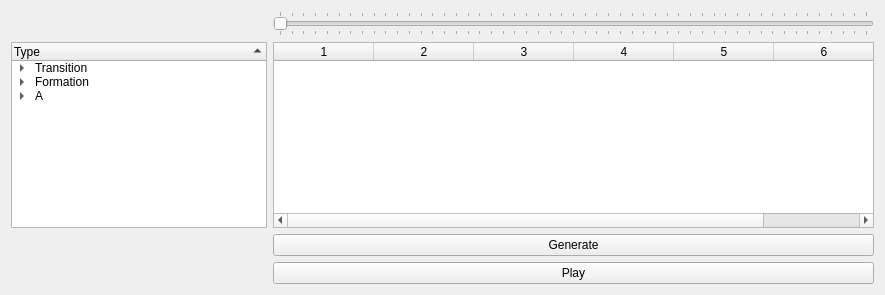
First picture: the form in rqt_formations/rqt_formations_py/resource/Formations.ui, repository zhexxian/SUTD-S03-DSO-Indoor-Drone, before the edit.
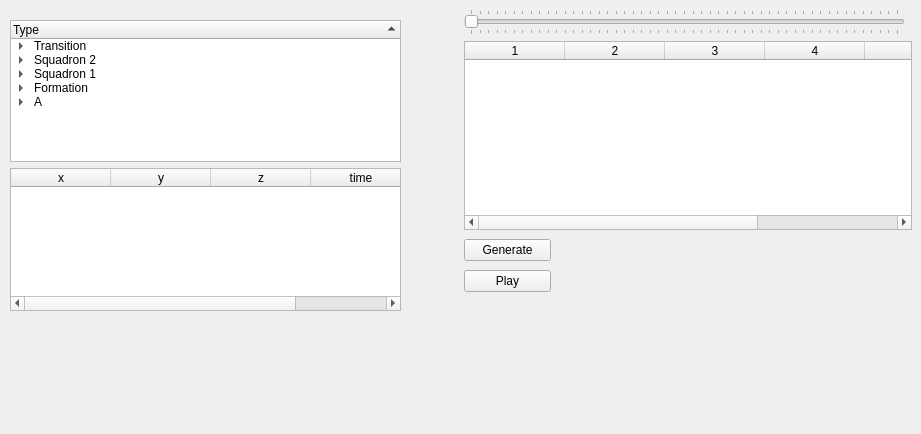
Second picture: the form after the edit.

Commit message: scroll to zoom rqt_formations

Patch:
```diff
--- a/rqt_formations/rqt_formations_py/resource/Formations.ui
+++ b/rqt_formations/rqt_formations_py/resource/Formations.ui
@@ -6,19 +6,22 @@
    <rect>
     <x>0</x>
     <y>0</y>
-    <width>885</width>
-    <height>295</height>
+    <width>921</width>
+    <height>434</height>
    </rect>
   </property>
   <property name="windowTitle">
    <string>Formations</string>
   </property>
-  <layout class="QFormLayout" name="formLayout">
-   <property name="fieldGrowthPolicy">
-    <enum>QFormLayout::AllNonFixedFieldsGrow</enum>
-   </property>
-   <item row="1" column="1">
     <widget class="QSlider" name="horizontalSlider">
+   <property name="geometry">
+    <rect>
+     <x>464</x>
+     <y>9</y>
+     <width>441</width>
+     <height>26</height>
+    </rect>
+   </property>
      <property name="minimum">
       <number>350</number>
      </property>
@@ -35,8 +38,98 @@
       <number>0</number>
      </property>
     </widget>
-   </item>
-   <item row="3" column="0">
+  <widget class="QTableWidget" name="tableWidget">
+   <property name="geometry">
+    <rect>
+     <x>464</x>
+     <y>41</y>
+     <width>448</width>
+     <height>189</height>
+    </rect>
+   </property>
+   <property name="dragEnabled">
+    <bool>true</bool>
+   </property>
+   <property name="dragDropOverwriteMode">
+    <bool>false</bool>
+   </property>
+   <property name="dragDropMode">
+    <enum>QAbstractItemView::DropOnly</enum>
+   </property>
+   <column>
+    <property name="text">
+     <string>1</string>
+    </property>
+   </column>
+   <column>
+    <property name="text">
+     <string>2</string>
+    </property>
+   </column>
+   <column>
+    <property name="text">
+     <string>3</string>
+    </property>
+   </column>
+   <column>
+    <property name="text">
+     <string>4</string>
+    </property>
+   </column>
+   <column>
+    <property name="text">
+     <string>5</string>
+    </property>
+   </column>
+   <column>
+    <property name="text">
+     <string>6</string>
+    </property>
+   </column>
+  </widget>
+  <widget class="QWidget" name="verticalLayoutWidget">
+   <property name="geometry">
+    <rect>
+     <x>464</x>
+     <y>236</y>
+     <width>87</width>
+     <height>60</height>
+    </rect>
+   </property>
+   <layout class="QVBoxLayout" name="verticalLayout">
+    <item>
+     <widget class="QPushButton" name="generateButton">
+      <property name="enabled">
+       <bool>true</bool>
+      </property>
+      <property name="layoutDirection">
+       <enum>Qt::LeftToRight</enum>
+      </property>
+      <property name="text">
+       <string>Generate</string>
+      </property>
+     </widget>
+    </item>
+    <item>
+     <widget class="QPushButton" name="playButton">
+      <property name="text">
+       <string>Play</string>
+      </property>
+     </widget>
+    </item>
+   </layout>
+  </widget>
+  <widget class="QWidget" name="verticalLayoutWidget_2">
+   <property name="geometry">
+    <rect>
+     <x>10</x>
+     <y>20</y>
+     <width>391</width>
+     <height>291</height>
+    </rect>
+   </property>
+   <layout class="QVBoxLayout" name="verticalLayout_3">
+    <item>
     <widget class="QTreeWidget" name="FormationTree">
      <property name="enabled">
       <bool>true</bool>
@@ -93,6 +186,46 @@
        </property>
       </item>
      </item>
+      <item>
+       <property name="text">
+        <string>Squadron 2</string>
+       </property>
+       <item>
+        <property name="text">
+         <string>Squad Change</string>
+        </property>
+       </item>
+       <item>
+        <property name="text">
+         <string>Launch to Initial Pose</string>
+        </property>
+       </item>
+       <item>
+        <property name="text">
+         <string>Formation 2</string>
+        </property>
+       </item>
+      </item>
+      <item>
+       <property name="text">
+        <string>Squadron 1</string>
+       </property>
+       <item>
+        <property name="text">
+         <string>Squad Change</string>
+        </property>
+       </item>
+       <item>
+        <property name="text">
+         <string>Launch to Initial Pose</string>
+        </property>
+       </item>
+       <item>
+        <property name="text">
+         <string>Formation 1</string>
+        </property>
+       </item>
+      </item>
      <item>
       <property name="text">
        <string>Formation</string>
@@ -125,8 +258,8 @@
      </item>
     </widget>
    </item>
-   <item row="3" column="1">
-    <widget class="QTableWidget" name="tableWidget">
+    <item>
+     <widget class="QTableWidget" name="tableWidget_2">
      <property name="dragEnabled">
       <bool>true</bool>
      </property>
@@ -136,59 +269,42 @@
      <property name="dragDropMode">
       <enum>QAbstractItemView::DropOnly</enum>
      </property>
-     <column>
-      <property name="text">
-       <string>1</string>
-      </property>
-     </column>
-     <column>
-      <property name="text">
-       <string>2</string>
-      </property>
-     </column>
-     <column>
-      <property name="text">
-       <string>3</string>
-      </property>
-     </column>
-     <column>
-      <property name="text">
-       <string>4</string>
-      </property>
-     </column>
-     <column>
-      <property name="text">
-       <string>5</string>
-      </property>
-     </column>
-     <column>
-      <property name="text">
-       <string>6</string>
-      </property>
-     </column>
-    </widget>
-   </item>
-   <item row="6" column="1">
-    <widget class="QPushButton" name="playButton">
-     <property name="text">
-      <string>Play</string>
-     </property>
-    </widget>
-   </item>
-   <item row="4" column="1">
-    <widget class="QPushButton" name="generateButton">
-     <property name="enabled">
+      <property name="showGrid">
       <bool>true</bool>
      </property>
-     <property name="layoutDirection">
-      <enum>Qt::LeftToRight</enum>
-     </property>
+      <attribute name="verticalHeaderShowSortIndicator" stdset="0">
+       <bool>false</bool>
+      </attribute>
+      <attribute name="verticalHeaderStretchLastSection">
+       <bool>false</bool>
+      </attribute>
+      <column>
+       <property name="text">
+        <string>x</string>
+       </property>
+      </column>
+      <column>
      <property name="text">
-      <string>Generate</string>
-     </property>
-    </widget>
-   </item>
-  </layout>
+        <string>y</string>
+       </property>
+      </column>
+      <column>
+       <property name="text">
+        <string>z</string>
+       </property>
+      </column>
+      <column>
+       <property name="text">
+        <string>time</string>
+       </property>
+      </column>
+     </widget>
+    </item>
+    <item>
+     <layout class="QHBoxLayout" name="horizontalLayout_2"/>
+    </item>
+   </layout>
+  </widget>
  </widget>
  <resources/>
  <connections/>
```
Left out of the diff: 3 changed lines with no effect on the pictures. Lines whose indentation alone changed are shown as unchanged. The commit also changes 5 other files.
